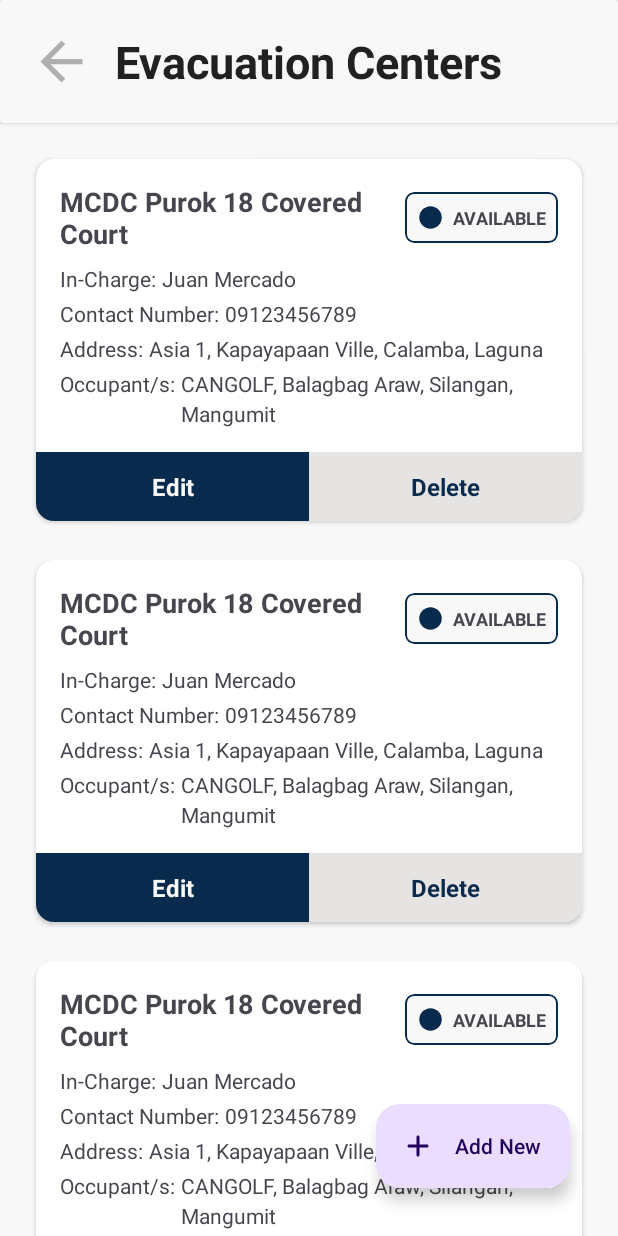
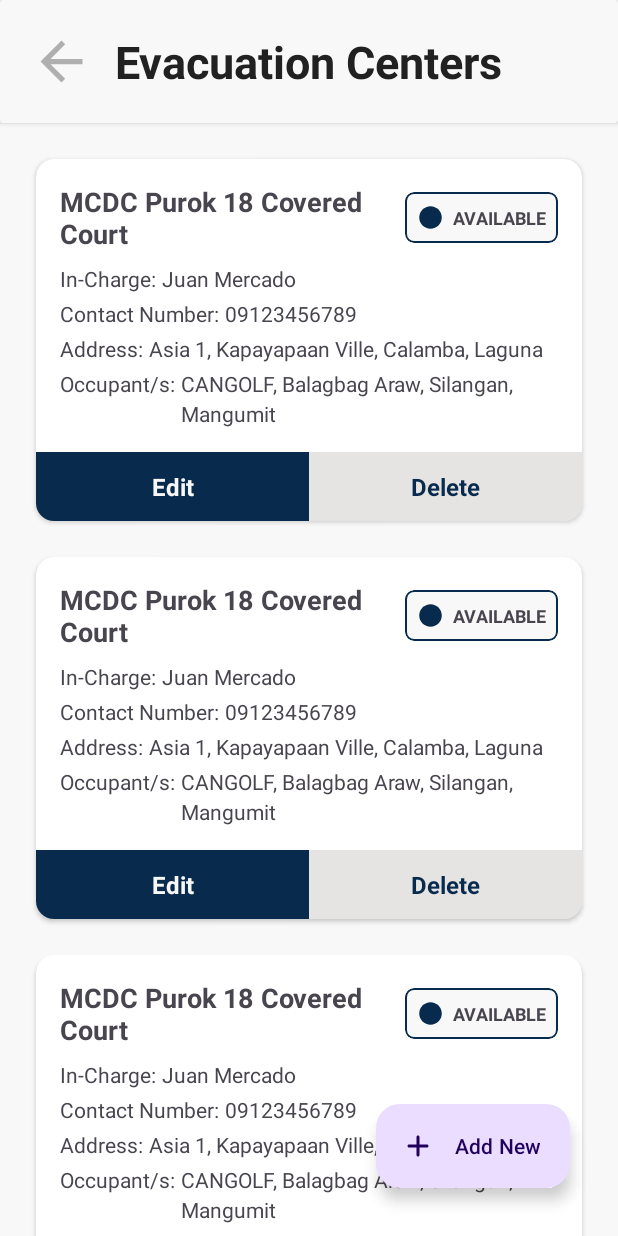
Before and after one commit to tnrtxx/rescYou_Admin, an Android app: the layout activity_evacuation_centers.xml on its own in the app's theme, with its tools: preview values and no code run, on a phone screen of 412 x 824 dp. Run offline under Robolectric (Android 15) with nearby library versions, the phone set to English and light mode, and no system bars.

Commit message:
Remove marginBottom on item_evacuation_centers.xml

```diff
--- a/app/src/main/java/com/example/rescyouadmin/EvacuationCenters.kt
+++ b/app/src/main/java/com/example/rescyouadmin/EvacuationCenters.kt
@@ -40,7 +40,6 @@ class EvacuationCenters : AppCompatActivity() {
         initializeUI()                  // Initialize UI components
         initializeRecyclerView()        // Initialize RecyclerView and its adapter
         getEvacuationCenterData()       // Fetch and display evacuation center data
-
     }
 
     /*** Helper Functions ***/
--- a/app/src/main/res/layout/item_evacuation_centers.xml
+++ b/app/src/main/res/layout/item_evacuation_centers.xml
@@ -8,7 +8,6 @@
     android:layout_marginTop="24dp"
     android:layout_marginRight="24dp"
     android:elevation="12dp"
-    android:layout_marginBottom="2dp"
     app:cardCornerRadius="12dp">
 
     <LinearLayout
```
